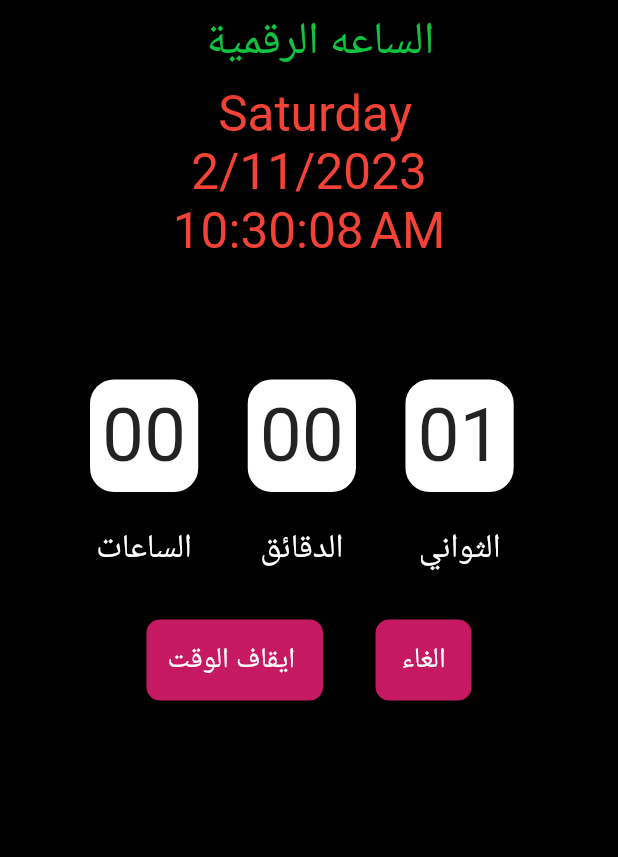
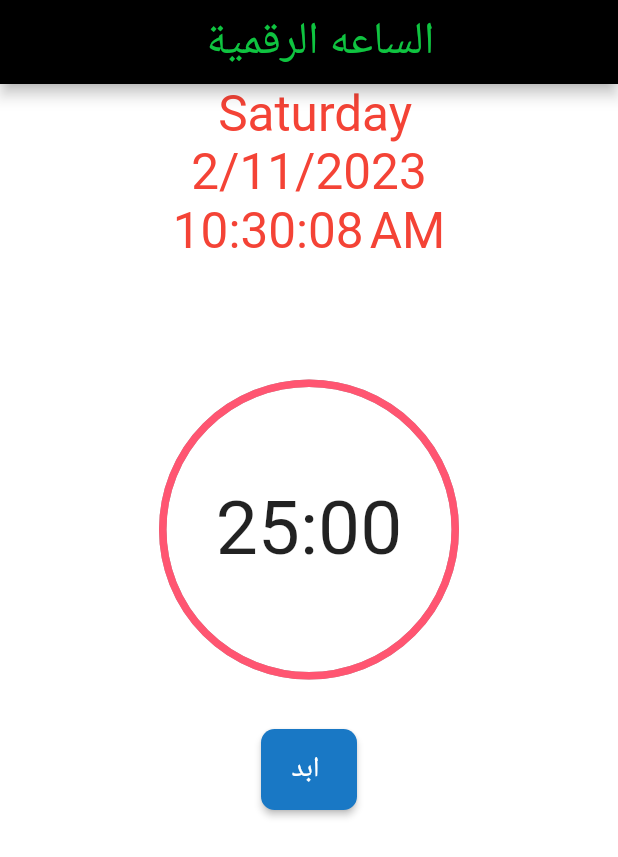
Before and after one commit to fahad3068088/flutter_application_11, a Flutter app: the screen it shows after launch, after a tap on "ابد", on a phone screen of 412 x 824 dp. Shown: the top 857 px of the screen. Run offline on Flutter 3.47's test engine with Material 2 defaults, Android fonts, the phone set to English and light mode, and no system bars; drawn by our look-alikes of percent_indicator.

Commit message:
صناعة عداد

```diff
--- a/lib/main.dart
+++ b/lib/main.dart
@@ -3,6 +3,7 @@
 import 'package:flutter/material.dart';
 import "dart:async";
 import 'package:intl/intl.dart';
+import 'package:percent_indicator/percent_indicator.dart';
 
 void main() {
   runApp(const MyApp());
@@ -32,7 +33,7 @@ class _MyWidgetState extends State<MyWidget> {
   String timenow = "";
   int mun = 7;
   Timer? returnfuchn;
-  Duration duration = Duration(seconds: 0);
+  Duration duration = Duration(minutes: 25);
   bool isrunig = false;
   fahad() {
     Timer.periodic(Duration(seconds: 1), (timer) {
@@ -43,20 +44,30 @@ class _MyWidgetState extends State<MyWidget> {
       });
     });
   }
+
   @override
   void initState() {
     // TODO: implement initState
     super.initState();
     fahad();
   }
+
   starttimre() {
-    returnfuchn = Timer.periodic(Duration(seconds: 1), (timer) {
+    returnfuchn = Timer.periodic(Duration(microseconds: 1), (timer) {
       setState(() {
-        int nwoSeconds = duration.inSeconds + 1;
+        int nwoSeconds = duration.inSeconds - 1;
         duration = Duration(seconds: nwoSeconds);
+        if (duration.inSeconds == 0) {
+          timer.cancel();
+          setState(() {
+            duration = Duration(minutes: 25);
+            isrunig = false;
+          });
+        }
       });
     });
   }
+
   Widget build(BuildContext context) {
     return Scaffold(
         appBar: AppBar(
@@ -71,7 +82,7 @@ class _MyWidgetState extends State<MyWidget> {
         ),
         // ignore: prefer_const_literals_to_create_immutables
         body: Container(
-            color: Colors.black,
+            color: Colors.white,
             child: Column(children: [
               Center(
                 child: Column(
@@ -99,90 +110,25 @@ class _MyWidgetState extends State<MyWidget> {
                 height: 80,
               ),
               Row(
+                mainAxisAlignment: MainAxisAlignment.center,
                 children: [
-                  SizedBox(
-                    width: 60,
-                  ),
-                  Column(
-                    children: [
-                      Container(
-                        margin: EdgeInsets.only(bottom: 22),
-                        padding: EdgeInsets.all(8),
-                        decoration: BoxDecoration(
-                          color: Colors.white,
-                          borderRadius: BorderRadius.circular(16),
-                        ),
-                        child: Text(
-                          duration.inHours
-                              .remainder(99)
-                              .toString()
-                              .padLeft(2, "0"),
-                          style: TextStyle(
-                            fontSize: 50,
-                          ),
-                        ),
+                  CircularPercentIndicator(
+                    radius: 100.0,
+                    center: Text(
+                      "${duration.inMinutes.remainder(60).toString().padLeft(2, "0")}:${duration.inSeconds.remainder(60).toString().padLeft(2, "0")}",
+                      style: TextStyle(
+                        fontSize: 50,
                       ),
-                      Text(
-                        "الساعات",
-                        style: TextStyle(fontSize: 22, color: Colors.white),
-                      )
-                    ],
-                  ),
-                  SizedBox(
-                    width: 33,
-                  ),
-                  Column(
-                    children: [
-                      Container(
-                        margin: EdgeInsets.only(bottom: 22),
-                        padding: EdgeInsets.all(8),
-                        decoration: BoxDecoration(
-                          color: Colors.white,
-                          borderRadius: BorderRadius.circular(16),
-                        ),
-                        child: Text(
-                          duration.inMinutes
-                              .remainder(60)
-                              .toString()
-                              .padLeft(2, "0"),
-                          style: TextStyle(
-                            fontSize: 50,
-                          ),
-                        ),
-                      ),
-                      Text(
-                        "الدقائق",
-                        style: TextStyle(fontSize: 22, color: Colors.white),
-                      )
-                    ],
-                  ),
-                  SizedBox(
-                    width: 33,
-                  ),
-                  Column(
-                    children: [
-                      Container(
-                        margin: EdgeInsets.only(bottom: 22),
-                        padding: EdgeInsets.all(8),
-                        decoration: BoxDecoration(
-                          color: Colors.white,
-                          borderRadius: BorderRadius.circular(16),
-                        ),
-                        child: Text(
-                          duration.inSeconds
-                              .remainder(60)
-                              .toString()
-                              .padLeft(2, "0"),
-                          style: TextStyle(
-                            fontSize: 50,
-                          ),
-                        ),
-                      ),
-                      Text(
-                        "الثواني",
-                        style: TextStyle(fontSize: 22, color: Colors.white),
-                      )
-                    ],
+                    ),
+                    progressColor: Color.fromARGB(255, 255, 85, 113),
+                    backgroundColor: Colors.grey,
+                    lineWidth: 5.0,
+                    percent: duration.inMinutes / 25,
+                    animation: true,
+                    animateFromLastPercent: true,
+                    animationDuration: 1000,
+                   circularStrokeCap: CircularStrokeCap.butt,
+
                   ),
                 ],
               ),
@@ -229,8 +175,9 @@ class _MyWidgetState extends State<MyWidget> {
                               onPressed: () {
                                 setState(() {
                                   isrunig = false;
+                                  returnfuchn!.cancel();
 
-                                  duration = Duration(seconds: 0);
+                                  duration = Duration(minutes: 25);
                                 });
                               },
                               style: ButtonStyle(
@@ -273,6 +220,8 @@ class _MyWidgetState extends State<MyWidget> {
                         ),
                 ],
               ),
+
+              /// ////////////////////////////////////////////////
             ])));
   }
 }
--- a/pubspec.yaml
+++ b/pubspec.yaml
@@ -36,6 +36,7 @@ dependencies:
   # The following adds the Cupertino Icons font to your application.
   # Use with the CupertinoIcons class for iOS style icons.
   cupertino_icons: ^1.0.2
+  percent_indicator: ^4.2.2
   intl: ^0.18.0
 
 dev_dependencies:
```
Also changed, not shown: lib/dd.dart (added, +179 -0 lines), pubspec.lock, 1 other file.
